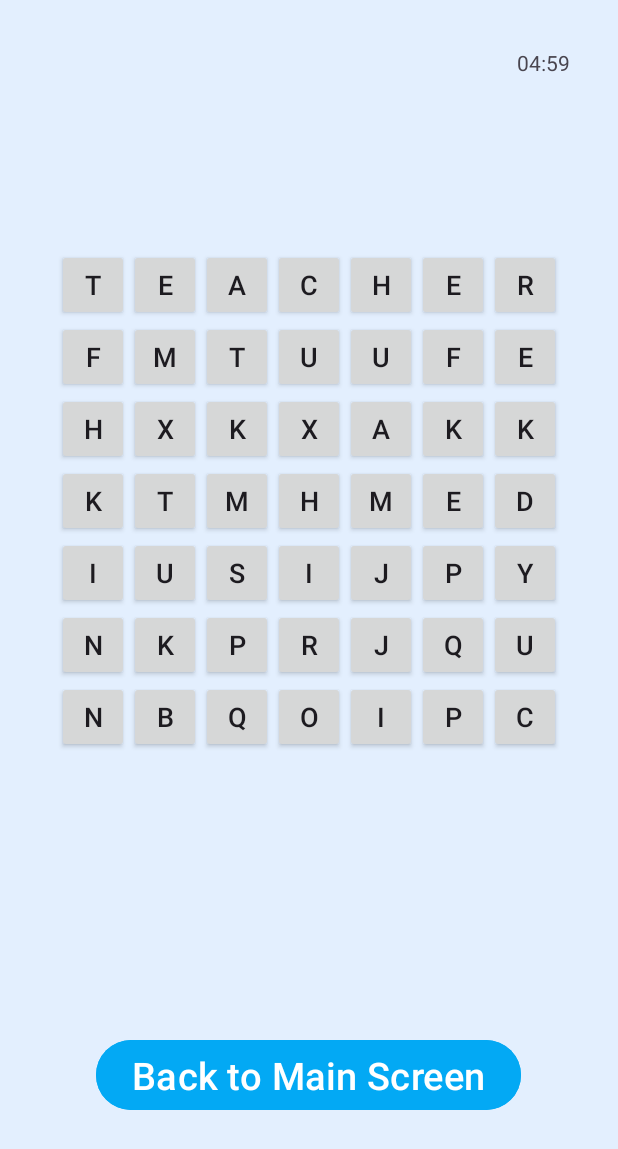
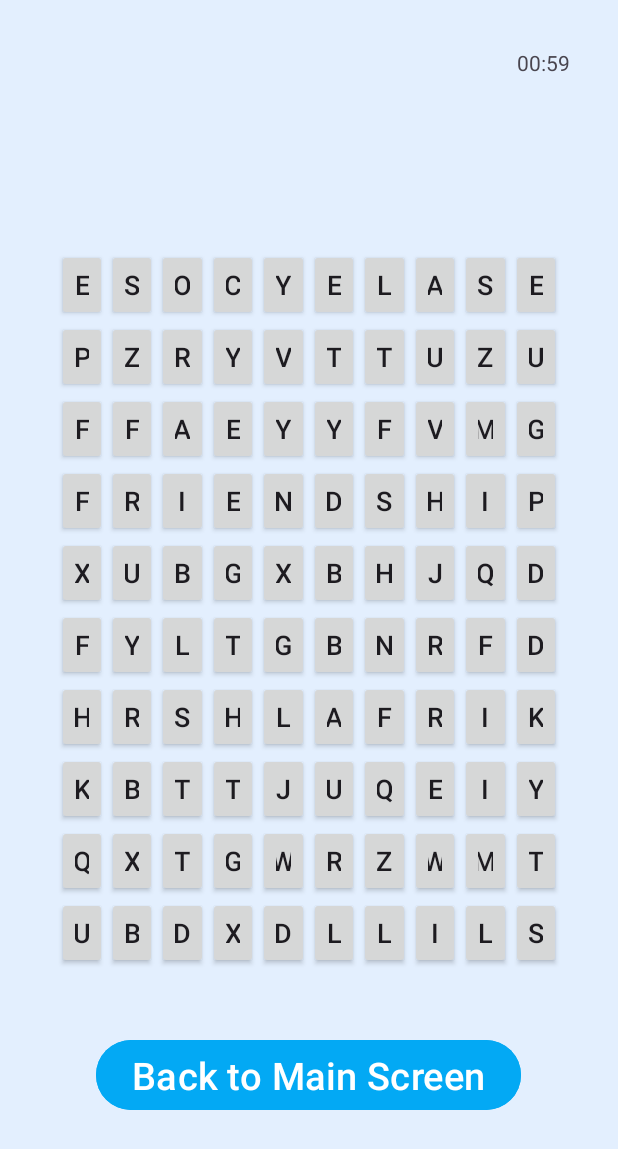
Before and after one commit to PallaviRao1113/WordSearchApplication_MobileAppDev, an Android app: the SixthActivity screen opened directly, with no data from a screen before it, on a phone screen of 412 x 824 dp. Shown: the top 1149 px of the screen. Run offline under Robolectric (Android 15) with nearby library versions, the phone set to English and light mode, and no system bars; Roboto replaces fonts that are not available here.

Commit message:
added bonus challenge, star image, and adjusted timer lengths

```diff
--- a/app/src/main/AndroidManifest.xml
+++ b/app/src/main/AndroidManifest.xml
@@ -1,6 +1,6 @@
 <?xml version="1.0" encoding="utf-8"?>
 <manifest xmlns:android="http://schemas.android.com/apk/res/android"
-    xmlns:tools="http://schemas.android.com/tools" >
+    xmlns:tools="http://schemas.android.com/tools">
 
     <application
         android:allowBackup="true"
@@ -11,7 +11,10 @@
         android:roundIcon="@mipmap/ic_launcher_round"
         android:supportsRtl="true"
         android:theme="@style/Theme.WordSearchApplication_MobileAppDev"
-        tools:targetApi="31" >
+        tools:targetApi="31">
+        <activity
+            android:name=".SixthActivity"
+            android:exported="false" />
         <activity
             android:name=".Error_Screen"
             android:exported="false"
@@ -34,7 +37,7 @@
             android:exported="false" />
         <activity
             android:name=".MainActivity"
-            android:exported="true" >
+            android:exported="true">
             <intent-filter>
                 <action android:name="android.intent.action.MAIN" />
 
--- a/app/src/main/java/com/example/wordsearchapplication_mobileappdev/FourthActivity.java
+++ b/app/src/main/java/com/example/wordsearchapplication_mobileappdev/FourthActivity.java
@@ -33,7 +33,7 @@ public class FourthActivity extends AppCompatActivity implements CountDownTimerV
         generateAndDisplayLayout();
         timerrr = findViewById(R.id.timerrr);
         timerrr.setOnTimerFinishListener(this);
-        timerrr.startTimer(10 * 60 * 1000);
+        timerrr.startTimer(2 * 60 * 1000);
     }
     private void generateAndDisplayLayout() {
         String[] words = {"candy", "straw", "berry", "truck", "apple", "happy", "block", "fruit", "tiger", "river", "child", "money"};
--- a/app/src/main/java/com/example/wordsearchapplication_mobileappdev/FifthActivity.java
+++ b/app/src/main/java/com/example/wordsearchapplication_mobileappdev/SixthActivity.java
@@ -18,8 +18,8 @@ import android.widget.Toast;
 import java.util.Arrays;
 import java.util.Random;
 
-public class FifthActivity extends AppCompatActivity implements CountDownTimerView.OnTimerFinishListener{
-    private static final int GRID_SIZE = 7;
+public class SixthActivity extends AppCompatActivity implements CountDownTimerView.OnTimerFinishListener{
+    private static final int GRID_SIZE = 10;
     private StringBuilder selectedLetters = new StringBuilder();
     public CountDownTimerView timerr;
 
@@ -28,15 +28,15 @@ public class FifthActivity extends AppCompatActivity implements CountDownTimerVi
     @Override
     protected void onCreate(Bundle savedInstanceState) {
         super.onCreate(savedInstanceState);
-        setContentView(R.layout.activity_fifth);
+        setContentView(R.layout.activity_sixth);
         gridLayout = findViewById(R.id.gridLayout);
         generateAndDisplayLayout();
         timerr = findViewById(R.id.timerr);
         timerr.setOnTimerFinishListener(this);
-        timerr.startTimer(5 * 60 * 1000);
+        timerr.startTimer(1 * 60 * 1000);
     }
     private void generateAndDisplayLayout() {
-        String[] words = {"ladybug", "natural", "science", "vitamin", "victory", "weather", "teacher", "fiction", "fifteen", "imagine"};
+        String[] words = {"strawberry", "friendship", "definition"};
         int randomRow = (int) (Math.random() * GRID_SIZE);
         for (int i = 0; i < GRID_SIZE; i++) {
             char[] rowContent;
@@ -67,7 +67,7 @@ public class FifthActivity extends AppCompatActivity implements CountDownTimerVi
         button.setOnClickListener(new View.OnClickListener() {
             @Override
             public void onClick(View v) {
-                Toast.makeText(FifthActivity.this, "Button Clicked: " + buttonText, Toast.LENGTH_SHORT).show();
+                Toast.makeText(SixthActivity.this, "Button Clicked: " + buttonText, Toast.LENGTH_SHORT).show();
                 handleLetterButtonClick(buttonText);
             }
         });
@@ -84,7 +84,7 @@ public class FifthActivity extends AppCompatActivity implements CountDownTimerVi
         // Log the clicked letter
         Log.d("ButtonClicked", "Clicked Letter: " + letter);
 
-        if (selectedLetters.length() == 7) {
+        if (selectedLetters.length() == 10) {
             String selectedWord = selectedLetters.toString().toLowerCase();
             Log.d("WordCheck", "Selected Word: " + selectedWord);
 
@@ -110,7 +110,7 @@ public class FifthActivity extends AppCompatActivity implements CountDownTimerVi
     private boolean isWord(String selectedWord) {
         // Implement your logic to check if the selected word is valid
         // For simplicity, let's check against a predefined list of words
-        String[] validWords = {"ladybug", "natural", "science", "vitamin", "victory", "weather", "teacher", "fiction", "fifteen", "imagine"};
+        String[] validWords = {"strawberry", "friendship", "definition"};
         return Arrays.asList(validWords).contains(selectedWord);
     }
 
--- a/app/src/main/java/com/example/wordsearchapplication_mobileappdev/ThirdActivity.java
+++ b/app/src/main/java/com/example/wordsearchapplication_mobileappdev/ThirdActivity.java
@@ -35,7 +35,7 @@ public class ThirdActivity extends AppCompatActivity implements CountDownTimerVi
         generateAndDisplayLayout();
         timerr = findViewById(R.id.timerr);
         timerr.setOnTimerFinishListener(this); // Set the listener
-        timerr.startTimer(15 * 60 * 1000);
+        timerr.startTimer(3 * 60 * 1000);
     }
     private void generateAndDisplayLayout() {
         String[] words = {"cat", "dog", "cow", "sun", "job", "dad", "mom", "kid", "car", "rug", "boy", "two", "day"};
--- /dev/null
+++ b/app/src/main/res/layout/activity_sixth.xml
@@ -0,0 +1,57 @@
+<?xml version="1.0" encoding="utf-8"?>
+<RelativeLayout xmlns:android="http://schemas.android.com/apk/res/android"
+    xmlns:tools="http://schemas.android.com/tools"
+    android:layout_width="match_parent"
+    android:layout_height="match_parent"
+    xmlns:app="http://schemas.android.com/apk/res-auto"
+    android:background="#1B03A9F4"
+    android:paddingLeft="16dp"
+    android:paddingTop="16dp"
+    android:paddingRight="16dp"
+    android:paddingBottom="16dp"
+    tools:context=".SixthActivity">
+
+    <GridLayout
+        android:id="@+id/gridLayout"
+        android:layout_width="336dp"
+        android:layout_height="491dp"
+        android:layout_centerInParent="true"
+        android:layout_marginStart="16dp"
+        android:layout_marginTop="16dp"
+        android:layout_marginEnd="16dp"
+        android:layout_marginBottom="16dp"
+        android:columnCount="10"
+        android:rowCount="10" />
+
+    <Button
+        android:id="@+id/back"
+        android:layout_width="wrap_content"
+        android:layout_height="wrap_content"
+        android:layout_below="@id/gridLayout"
+        android:layout_centerHorizontal="true"
+        android:layout_marginTop="16dp"
+        android:backgroundTint="#03A9F4"
+        android:onClick="gotoMainActivity"
+        android:text="Back to Main Screen"
+        android:textSize="25sp" />
+
+    <com.example.wordsearchapplication_mobileappdev.CountDownTimerView
+        android:id="@+id/timerr"
+        android:layout_width="wrap_content"
+        android:layout_height="wrap_content"
+        android:layout_alignParentEnd="true"
+        android:layout_alignParentTop="true"
+        android:layout_marginTop="16dp"
+        android:layout_marginEnd="16dp" />
+
+    <TextView
+        android:id="@+id/messageTextView"
+        android:layout_width="wrap_content"
+        android:layout_height="wrap_content"
+        android:text=""
+        app:layout_constraintBottom_toTopOf="@+id/back"
+        app:layout_constraintStart_toStartOf="parent"
+        app:layout_constraintEnd_toEndOf="parent"
+        app:layout_constraintTop_toTopOf="parent"
+        android:layout_marginBottom="16dp"/>
+</RelativeLayout>
```
Also changed, not shown: app/src/main/java/com/example/wordsearchapplication_mobileappdev/MainActivity.java (+23 -3 lines), app/src/main/res/layout/activity_main.xml (+9 -3 lines).
